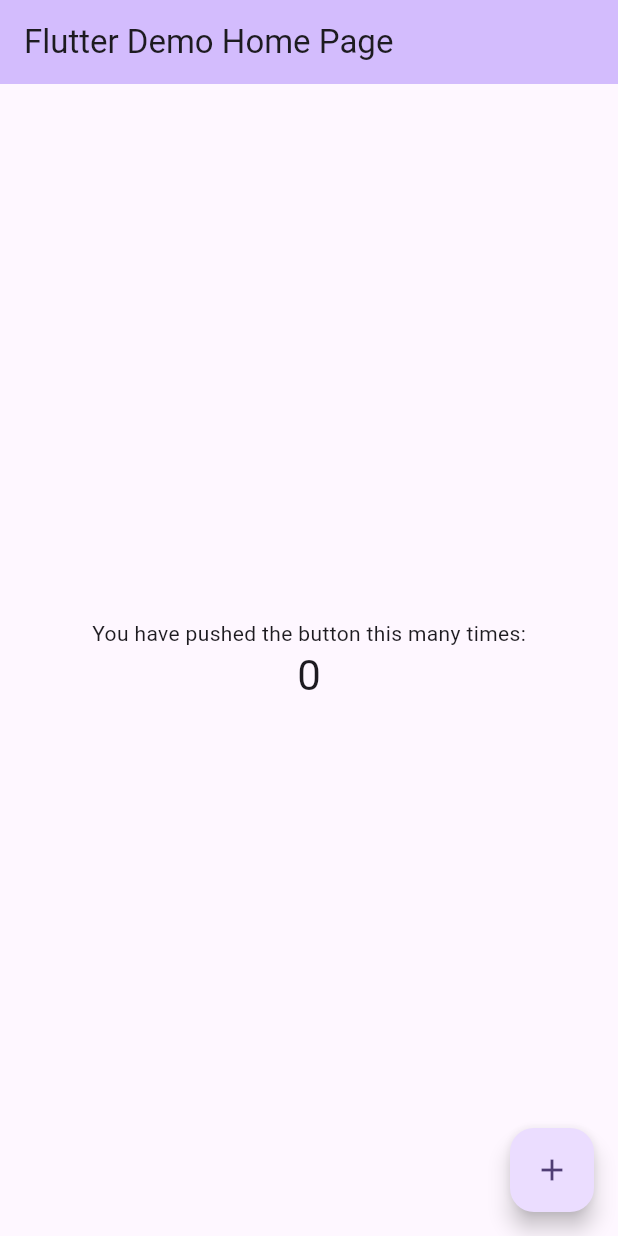
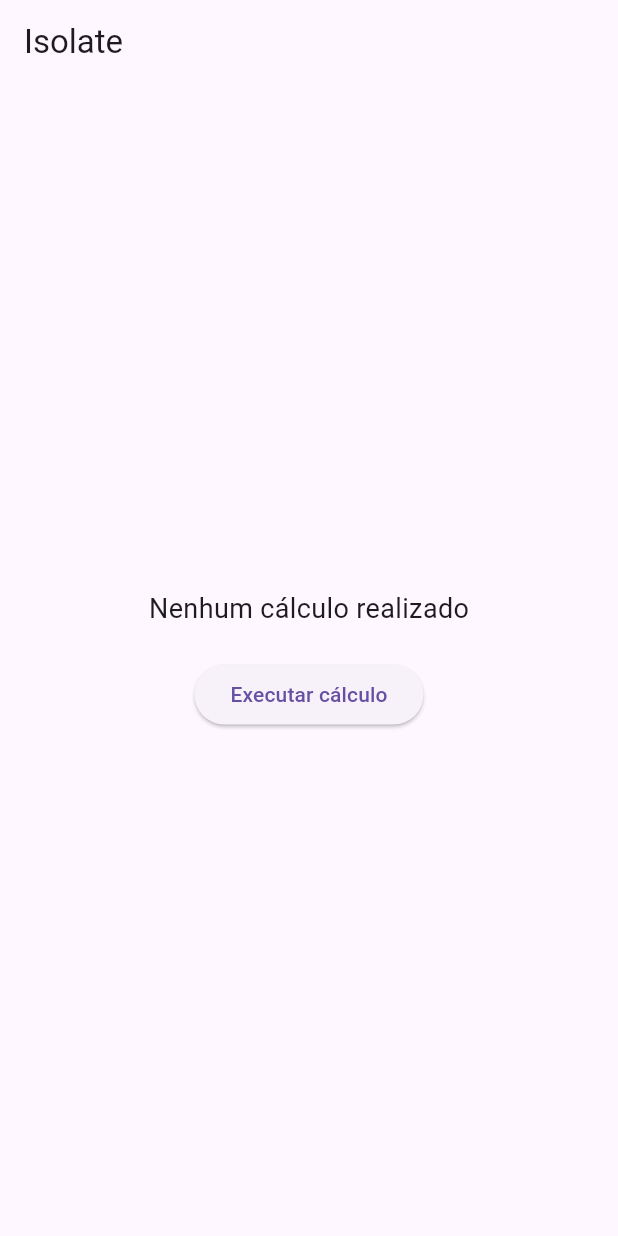
Before and after one commit to Kaiob0694/background_multithreading, a Flutter app: the screen it shows after launch, on a phone screen of 412 x 824 dp. Run offline on Flutter 3.47's test engine with Material 3 defaults, Android fonts, the phone set to English and light mode, and no system bars.

Commit message:
Segundo commit

```diff
--- a/lib/main.dart
+++ b/lib/main.dart
@@ -1,122 +1,76 @@
 import 'package:flutter/material.dart';
+import 'package:flutter/foundation.dart';
 
 void main() {
   runApp(const MyApp());
 }
 
+int calcular(int numero) {
+  int resultado = 0;
+
+  for (int i = 0; i < numero; i++) {
+    resultado += i;
+  }
+
+  return resultado;
+}
+
 class MyApp extends StatelessWidget {
   const MyApp({super.key});
 
-  // This widget is the root of your application.
   @override
   Widget build(BuildContext context) {
     return MaterialApp(
-      title: 'Flutter Demo',
-      theme: ThemeData(
-        // This is the theme of your application.
-        //
-        // TRY THIS: Try running your application with "flutter run". You'll see
-        // the application has a purple toolbar. Then, without quitting the app,
-        // try changing the seedColor in the colorScheme below to Colors.green
-        // and then invoke "hot reload" (save your changes or press the "hot
-        // reload" button in a Flutter-supported IDE, or press "r" if you used
-        // the command line to start the app).
-        //
-        // Notice that the counter didn't reset back to zero; the application
-        // state is not lost during the reload. To reset the state, use hot
-        // restart instead.
-        //
-        // This works for code too, not just values: Most code changes can be
-        // tested with just a hot reload.
-        colorScheme: .fromSeed(seedColor: Colors.deepPurple),
-      ),
-      home: const MyHomePage(title: 'Flutter Demo Home Page'),
+      debugShowCheckedModeBanner: false,
+      home: const TelaCalculo(),
     );
   }
 }
 
-class MyHomePage extends StatefulWidget {
-  const MyHomePage({super.key, required this.title});
-
-  // This widget is the home page of your application. It is stateful, meaning
-  // that it has a State object (defined below) that contains fields that affect
-  // how it looks.
-
-  // This class is the configuration for the state. It holds the values (in this
-  // case the title) provided by the parent (in this case the App widget) and
-  // used by the build method of the State. Fields in a Widget subclass are
-  // always marked "final".
-
-  final String title;
+class TelaCalculo extends StatefulWidget {
+  const TelaCalculo({super.key});
 
   @override
-  State<MyHomePage> createState() => _MyHomePageState();
+  State<TelaCalculo> createState() => _TelaCalculoState();
 }
 
-class _MyHomePageState extends State<MyHomePage> {
-  int _counter = 0;
+class _TelaCalculoState extends State<TelaCalculo> {
+  String resultado = 'Nenhum cálculo realizado';
 
-  void _incrementCounter() {
+  Future<void> executarCalculo() async {
     setState(() {
-      // This call to setState tells the Flutter framework that something has
-      // changed in this State, which causes it to rerun the build method below
-      // so that the display can reflect the updated values. If we changed
-      // _counter without calling setState(), then the build method would not be
-      // called again, and so nothing would appear to happen.
-      _counter++;
+      resultado = 'Calculando...';
+    });
+
+    final valor = await compute(calcular, 100000000);
+
+    setState(() {
+      resultado = 'Resultado: $valor';
     });
   }
 
   @override
   Widget build(BuildContext context) {
-    // This method is rerun every time setState is called, for instance as done
-    // by the _incrementCounter method above.
-    //
-    // The Flutter framework has been optimized to make rerunning build methods
-    // fast, so that you can just rebuild anything that needs updating rather
-    // than having to individually change instances of widgets.
     return Scaffold(
       appBar: AppBar(
-        // TRY THIS: Try changing the color here to a specific color (to
-        // Colors.amber, perhaps?) and trigger a hot reload to see the AppBar
-        // change color while the other colors stay the same.
-        backgroundColor: Theme.of(context).colorScheme.inversePrimary,
-        // Here we take the value from the MyHomePage object that was created by
-        // the App.build method, and use it to set our appbar title.
-        title: Text(widget.title),
+        title: const Text('Isolate'),
       ),
       body: Center(
-        // Center is a layout widget. It takes a single child and positions it
-        // in the middle of the parent.
         child: Column(
-          // Column is also a layout widget. It takes a list of children and
-          // arranges them vertically. By default, it sizes itself to fit its
-          // children horizontally, and tries to be as tall as its parent.
-          //
-          // Column has various properties to control how it sizes itself and
-          // how it positions its children. Here we use mainAxisAlignment to
-          // center the children vertically; the main axis here is the vertical
-          // axis because Columns are vertical (the cross axis would be
-          // horizontal).
-          //
-          // TRY THIS: Invoke "debug painting" (choose the "Toggle Debug Paint"
-          // action in the IDE, or press "p" in the console), to see the
-          // wireframe for each widget.
-          mainAxisAlignment: .center,
+          mainAxisAlignment: MainAxisAlignment.center,
           children: [
-            const Text('You have pushed the button this many times:'),
             Text(
-              '$_counter',
-              style: Theme.of(context).textTheme.headlineMedium,
+              resultado,
+              style: const TextStyle(fontSize: 18),
+            ),
+            const SizedBox(height: 20),
+            ElevatedButton(
+              onPressed: executarCalculo,
+              child: const Text('Executar cálculo'),
             ),
           ],
         ),
       ),
-      floatingActionButton: FloatingActionButton(
-        onPressed: _incrementCounter,
-        tooltip: 'Increment',
-        child: const Icon(Icons.add),
-      ),
     );
   }
 }
```
Also changed, not shown: lib/reserva/main.dart (added, +83 -0 lines).
